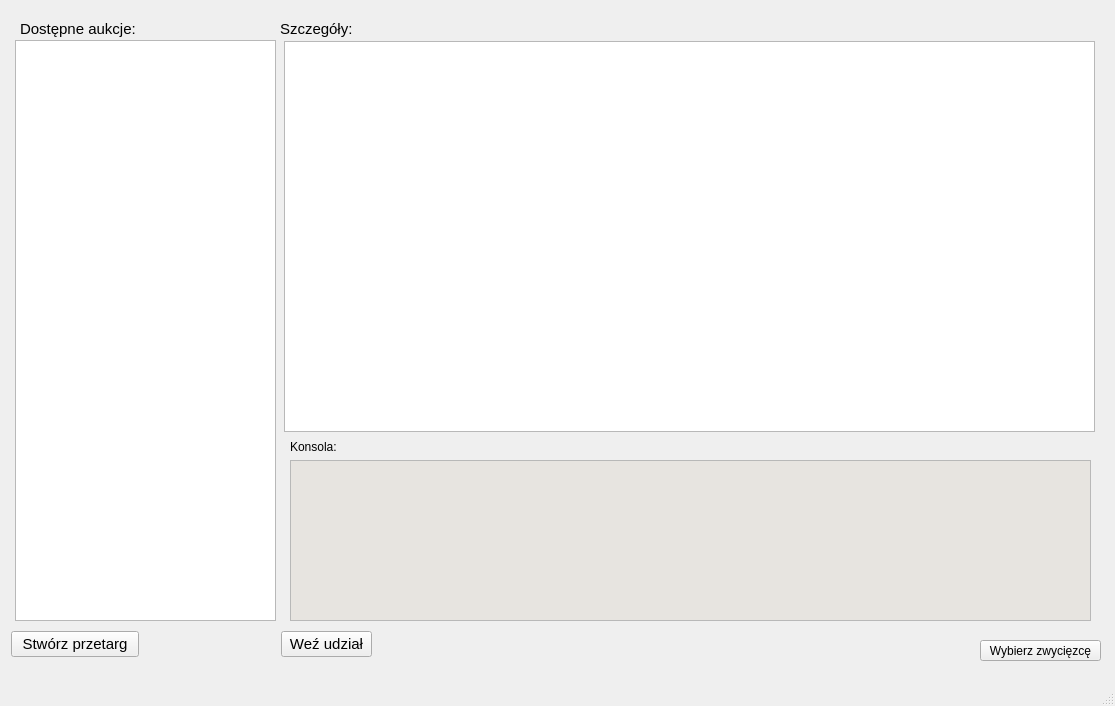
Above: klient/gui/oknoglowne.ui from dominikj/PKRY before the change. Below: the same form after it.
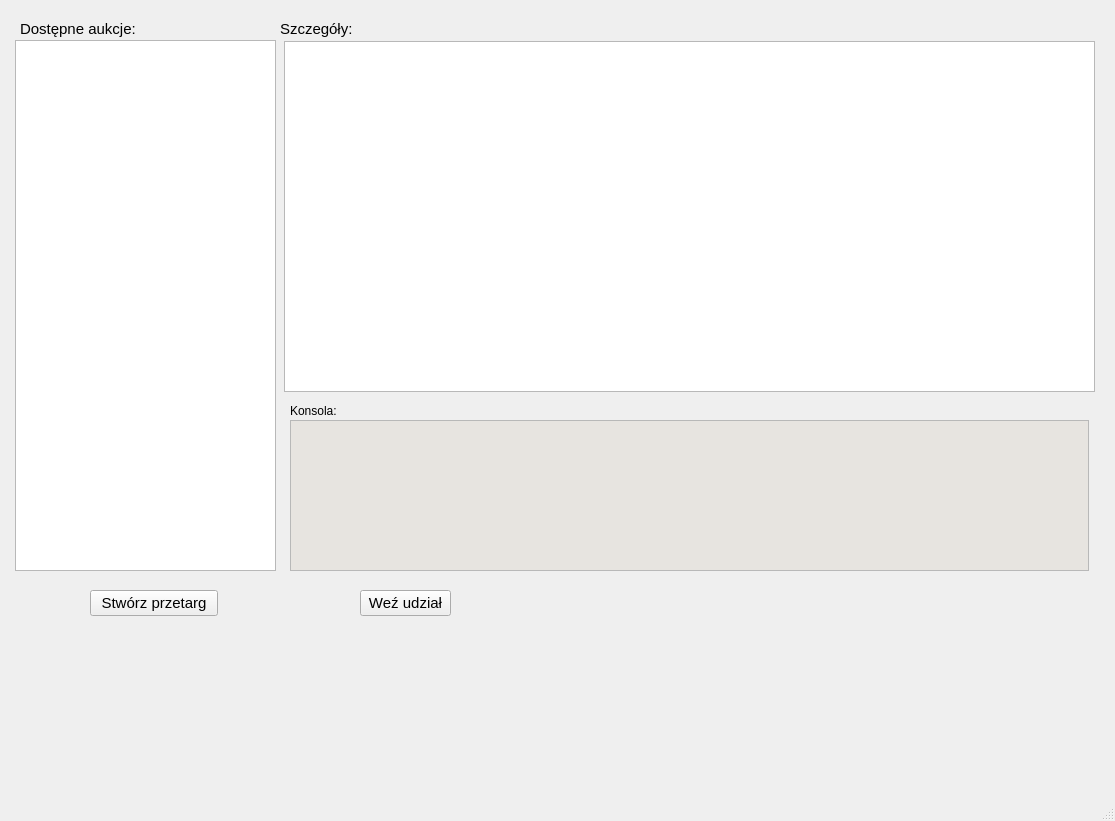
That is the form after the change.

Diff of the .ui file:
```diff
--- a/klient/gui/oknoglowne.ui
+++ b/klient/gui/oknoglowne.ui
@@ -7,7 +7,7 @@
     <x>0</x>
     <y>0</y>
     <width>1115</width>
-    <height>706</height>
+    <height>821</height>
    </rect>
   </property>
   <property name="windowTitle">
@@ -38,7 +38,7 @@
       <x>284</x>
       <y>41</y>
       <width>811</width>
-      <height>391</height>
+      <height>351</height>
      </rect>
     </property>
     <property name="font">
@@ -56,8 +56,8 @@
    <widget class="QPushButton" name="pushButton">
     <property name="geometry">
      <rect>
-      <x>281</x>
-      <y>631</y>
+      <x>360</x>
+      <y>590</y>
       <width>91</width>
       <height>26</height>
      </rect>
@@ -92,8 +92,8 @@
    <widget class="QPushButton" name="pushButton_2">
     <property name="geometry">
      <rect>
-      <x>11</x>
-      <y>631</y>
+      <x>90</x>
+      <y>590</y>
       <width>128</width>
       <height>26</height>
      </rect>
@@ -113,42 +113,43 @@
       <x>15</x>
       <y>40</y>
       <width>261</width>
-      <height>581</height>
+      <height>531</height>
      </rect>
     </property>
    </widget>
-   <widget class="QPushButton" name="pushButton_3">
-    <property name="geometry">
-     <rect>
-      <x>980</x>
-      <y>640</y>
-      <width>121</width>
-      <height>21</height>
-     </rect>
-    </property>
-    <property name="text">
-     <string>Wybierz zwycięzcę</string>
-    </property>
-   </widget>
-   <widget class="QWidget" name="">
+   <widget class="QWidget" name="layoutWidget">
     <property name="geometry">
      <rect>
       <x>290</x>
       <y>440</y>
       <width>801</width>
-      <height>181</height>
+      <height>141</height>
      </rect>
     </property>
-    <layout class="QVBoxLayout" name="verticalLayout">
-     <item>
+    <layout class="QVBoxLayout" name="verticalLayout"/>
+   </widget>
       <widget class="QLabel" name="label_3">
+    <property name="geometry">
+     <rect>
+      <x>290</x>
+      <y>400</y>
+      <width>799</width>
+      <height>21</height>
+     </rect>
+    </property>
        <property name="text">
         <string>Konsola:</string>
        </property>
       </widget>
-     </item>
-     <item>
       <widget class="QTextEdit" name="textEdit">
+    <property name="geometry">
+     <rect>
+      <x>290</x>
+      <y>420</y>
+      <width>799</width>
+      <height>151</height>
+     </rect>
+    </property>
        <property name="palette">
         <palette>
          <active>
@@ -295,9 +296,6 @@
         </palette>
        </property>
       </widget>
-     </item>
-    </layout>
-   </widget>
   </widget>
   <widget class="QMenuBar" name="menubar">
    <property name="geometry">
```
Left out of the diff: 2 changed lines with no effect on the pictures. Lines whose indentation alone changed are shown as unchanged.
